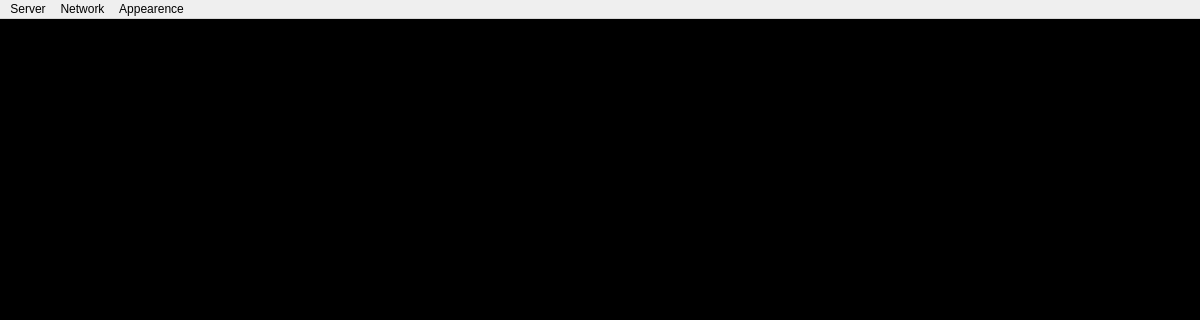
Above: NeuTalk-Server/serverwindow.ui from davi-wang/network-chatbox before the change; both pictures show x 0 to 1200 and y 0 to 320 of the 1200 by 600 pixel window. Below: the same form after it.
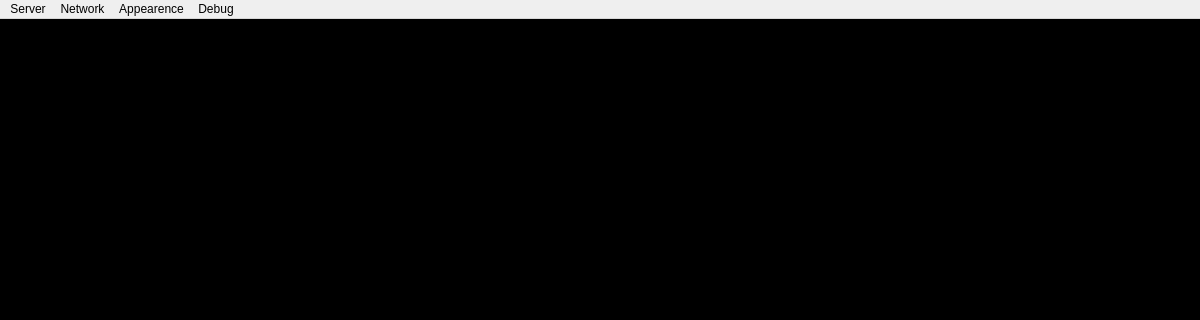
That is the form after the change.

What changed in the file:
```diff
--- a/NeuTalk-Server/serverwindow.ui
+++ b/NeuTalk-Server/serverwindow.ui
@@ -61,9 +61,17 @@
     <addaction name="actionZoom_out"/>
     <addaction name="actionblank_line"/>
    </widget>
+   <widget class="QMenu" name="menuDebug">
+    <property name="title">
+     <string>Debug</string>
+    </property>
+    <addaction name="actionSocket_Receive"/>
+    <addaction name="actionJSON_SENT"/>
+   </widget>
    <addaction name="menu"/>
    <addaction name="menu_2"/>
    <addaction name="menuAppearence"/>
+   <addaction name="menuDebug"/>
   </widget>
   <action name="actionopen">
    <property name="text">
```
Left out of the diff: 26 changed lines with no effect on the pictures.
